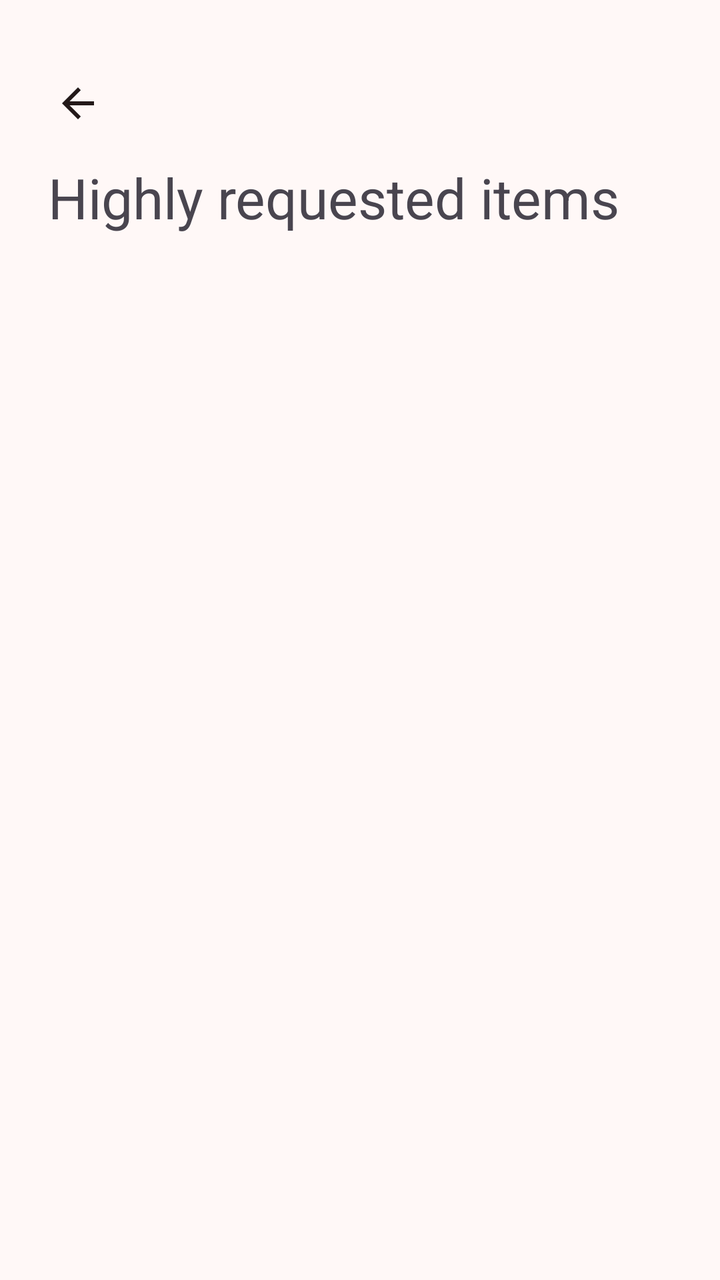
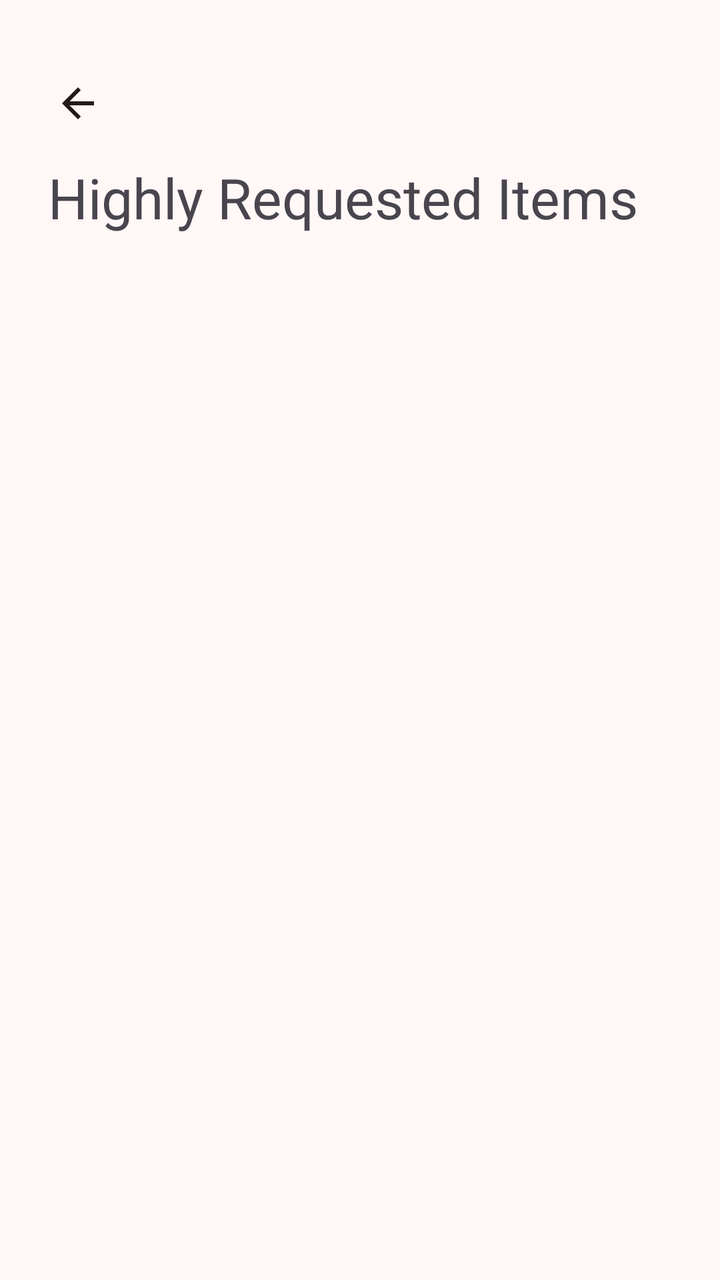

Screens rendered from an Android XML layout before and after an edit, with the pre-edit source and the edit as a unified diff.
<!-- AndroidManifest.xml: application theme Theme.LendAHand -->
<!-- res/layout/activity_highly_requested_items.xml -->
<?xml version="1.0" encoding="utf-8"?>
<androidx.constraintlayout.widget.ConstraintLayout xmlns:android="http://schemas.android.com/apk/res/android"
    xmlns:app="http://schemas.android.com/apk/res-auto"
    xmlns:tools="http://schemas.android.com/tools"
    android:id="@+id/main"
    android:layout_width="match_parent"
    android:layout_height="match_parent"
    tools:context=".HighlyRequestedItems">

    <TextView
        android:id="@+id/highlyRequestedItemsHeader"
        android:layout_width="0dp"
        android:layout_height="wrap_content"
        android:layout_marginStart="24dp"
        android:layout_marginTop="80dp"
        android:layout_marginEnd="24dp"
        android:text="@string/highly_requested_items_header"
        android:textSize="28sp"
        app:layout_constraintEnd_toEndOf="parent"
        app:layout_constraintStart_toStartOf="parent"
        app:layout_constraintTop_toTopOf="parent" />

    <ImageButton
        android:layout_width="30dp"
        android:layout_height="31dp"
        android:layout_marginStart="24dp"
        android:layout_marginTop="36dp"
        style="@style/icon"
        android:onClick="goBacktoManage"
        app:layout_constraintStart_toStartOf="parent"
        app:layout_constraintTop_toTopOf="parent"
        app:srcCompat="?attr/actionModeCloseDrawable" />

    <androidx.recyclerview.widget.RecyclerView
        android:id="@+id/recyclerViewHighlyReq"
        android:layout_width="0dp"
        android:layout_height="0dp"
        android:layout_marginTop="24dp"
        app:layout_constraintBottom_toBottomOf="parent"
        app:layout_constraintEnd_toEndOf="parent"
        app:layout_constraintStart_toStartOf="parent"
        app:layout_constraintTop_toBottomOf="@+id/highlyRequestedItemsHeader" />

</androidx.constraintlayout.widget.ConstraintLayout>
<!-- resources referenced by this layout -->
<resources>
  <string name="highly_requested_items_header">Highly requested items</string>
  <style name="icon">
          <item name="tint">?attr/colorOnSurface</item>
          <item name="android:background">@android:color/transparent</item>
      </style>
  <style name="Theme.LendAHand" parent="AppTheme">
      
      <item name="android:navigationBarColor">@android:color/transparent</item>
      <item name="android:statusBarColor">@android:color/transparent</item>
      <item name="android:windowLightStatusBar">?attr/isLightTheme</item>
    </style>
  <style name="ChipTheme" parent="Widget.Material3.Chip.Assist">
          <item name="chipBackgroundColor">@color/chip_color</item>
  
      </style>
  <color name="md_theme_primary">#613935</color>
  <color name="md_theme_onPrimary">#FFFFFF</color>
  <color name="md_theme_primaryContainer">#FFDAD6</color>
  <color name="md_theme_onPrimaryContainer">#754944</color>
  <color name="md_theme_secondary">#904A42</color>
  <color name="md_theme_onSecondary">#FFFFFF</color>
  <color name="md_theme_secondaryContainer">#FFDAD5</color>
  <color name="md_theme_onSecondaryContainer">#73342C</color>
  <color name="md_theme_tertiary">#8E4D2E</color>
  <color name="md_theme_onTertiary">#FFFFFF</color>
  <color name="md_theme_tertiaryContainer">#FFDBCC</color>
  <color name="md_theme_onTertiaryContainer">#713619</color>
  <color name="md_theme_error">#8F4C37</color>
  <color name="md_theme_onError">#FFFFFF</color>
  <color name="md_theme_errorContainer">#FFDBD1</color>
  <color name="md_theme_onErrorContainer">#723522</color>
  <color name="md_theme_background">#FFF8F7</color>
  <color name="md_theme_onBackground">#231918</color>
  <color name="md_theme_surface">#FFF8F7</color>
  <color name="md_theme_onSurface">#231919</color>
  <color name="md_theme_surfaceVariant">#F5DDDA</color>
  <color name="md_theme_onSurfaceVariant">#534341</color>
  <color name="md_theme_outline">#857371</color>
  <color name="md_theme_outlineVariant">#D8C2BF</color>
  <color name="md_theme_inverseSurface">#382E2D</color>
  <color name="md_theme_inverseOnSurface">#FFEDEB</color>
  <color name="md_theme_inversePrimary">#FFB4AB</color>
  <color name="md_theme_primaryFixed">#FFDAD6</color>
  <color name="md_theme_onPrimaryFixed">#3B0907</color>
  <color name="md_theme_primaryFixedDim">#FFB4AB</color>
  <color name="md_theme_onPrimaryFixedVariant">#73332D</color>
  <color name="md_theme_secondaryFixed">#FFDAD5</color>
  <color name="md_theme_onSecondaryFixed">#3B0906</color>
  <color name="md_theme_secondaryFixedDim">#FFB4AA</color>
  <color name="md_theme_onSecondaryFixedVariant">#73342C</color>
  <color name="md_theme_tertiaryFixed">#FFDBCC</color>
  <color name="md_theme_onTertiaryFixed">#351000</color>
  <color name="md_theme_tertiaryFixedDim">#FFB695</color>
  <color name="md_theme_onTertiaryFixedVariant">#713619</color>
  <color name="md_theme_surfaceDim">#E8D6D5</color>
  <color name="md_theme_surfaceBright">#FFF8F7</color>
  <color name="md_theme_surfaceContainerLowest">#FFFFFF</color>
  <color name="md_theme_surfaceContainerLow">#FFF0EF</color>
  <color name="md_theme_surfaceContainer">#FCEAE8</color>
  <color name="md_theme_surfaceContainerHigh">#F6E4E3</color>
  <color name="md_theme_surfaceContainerHighest">#F0DEDD</color>
  <!-- unchanged entries left out for length: 1 -->
</resources>

<!-- the commit's change to res/layout/activity_highly_requested_items.xml (unified diff, before → after) -->
@@ -26,7 +26,7 @@
         android:layout_marginStart="24dp"
         android:layout_marginTop="36dp"
         style="@style/icon"
-        android:onClick="goBacktoManage"
+        android:onClick="goBackOnClick"
         app:layout_constraintStart_toStartOf="parent"
         app:layout_constraintTop_toTopOf="parent"
         app:srcCompat="?attr/actionModeCloseDrawable" />
<!-- resource entries referenced after the edit -->
@@ -1,6 +1,6 @@
 <!-- resources referenced by this layout -->
 <resources>
-  <string name="highly_requested_items_header">Highly requested items</string>
+  <string name="highly_requested_items_header">Highly Requested Items</string>
   <style name="icon">
           <item name="tint">?attr/colorOnSurface</item>
           <item name="android:background">@android:color/transparent</item>
